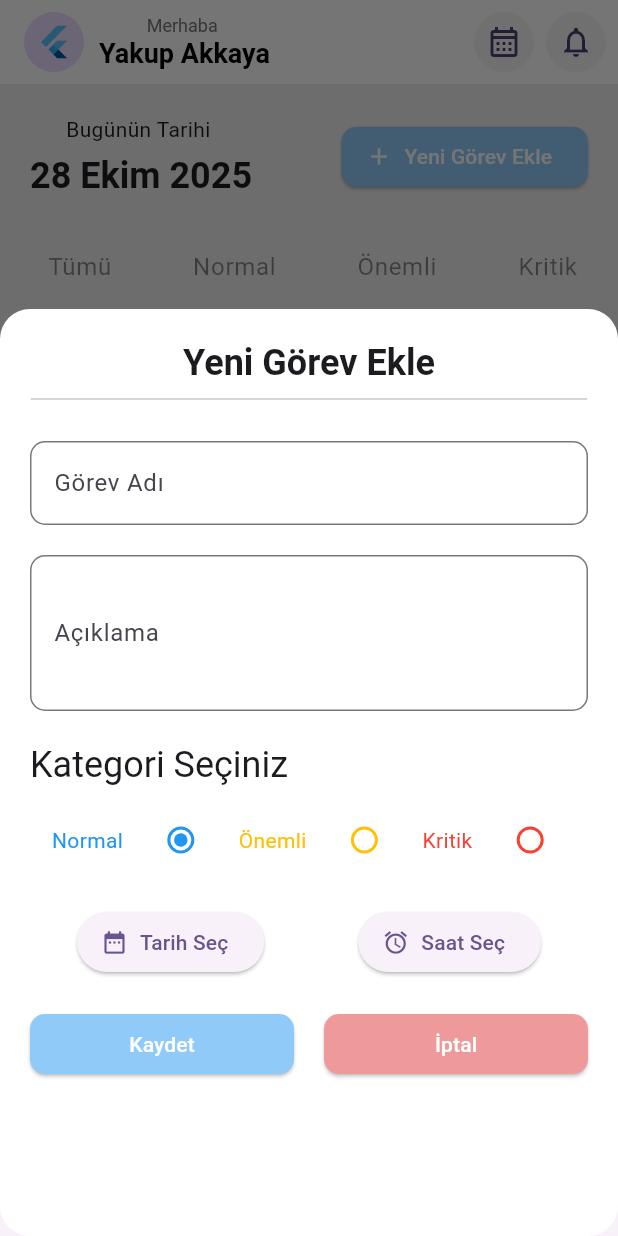
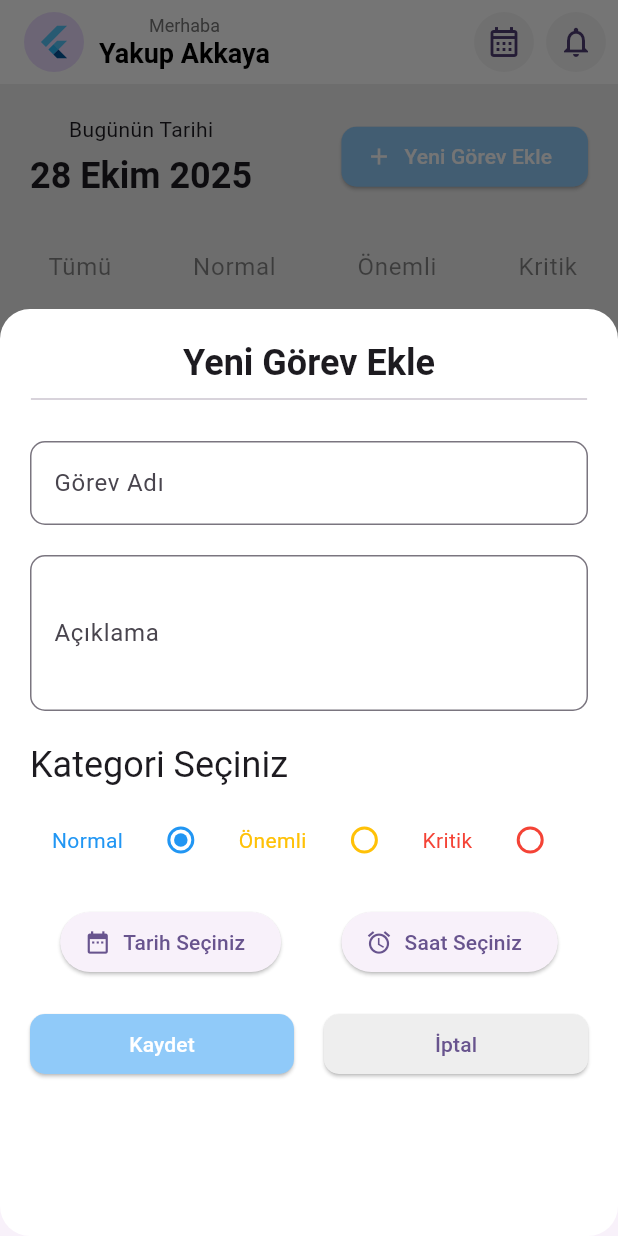
Before and after one commit to ykakkaya/todoapp-riverpod-firebase, a Flutter app: the screen it shows after launch, after a tap on "Yeni Görev Ekle", on a phone screen of 412 x 824 dp. Run offline on Flutter 3.47's test engine with Material 3 defaults, Android fonts, the phone set to English and light mode, and no system bars; our stand-ins replace flutter_datetime_picker_plus, flutter_riverpod, gap.

Commit message:
project_utils-text added

```diff
--- a/lib/main.dart
+++ b/lib/main.dart
@@ -19,7 +19,7 @@ class MyApp extends StatelessWidget {
   Widget build(BuildContext context) {
     return MaterialApp(
       debugShowCheckedModeBanner: false,
-      title: 'Flutter Demo',
+      title: 'ServissApp',
       theme: ThemeData(
         colorScheme: ColorScheme.fromSeed(seedColor: Colors.deepPurple),
       ),
--- /dev/null
+++ b/lib/utils/project_text.dart
@@ -0,0 +1,19 @@
+class ProjectText {
+  static final String greating = 'Merhaba';
+  static final String today = 'Bugünün Tarihi';
+  static final String newTask = 'Yeni Görev Ekle';
+
+  //input field labels
+  static final String taskNameLabel = 'Görev Adı';
+  static final String taskNameHint = 'İş Giriniz...';
+  static final String descriptionLabel = 'Açıklama';
+  static final String descriptionHint = 'Açıklama Giriniz...';
+  static final String categorySelect = 'Kategori Seçiniz';
+  static final String dateSelect = 'Tarih Seçiniz';
+  static final String timeSelect = 'Saat Seçiniz';
+
+  static final String savedButton = 'Kaydet';
+  static final String cancelButton = 'İptal';
+
+
+}
--- a/lib/widgets/category_area.dart
+++ b/lib/widgets/category_area.dart
@@ -9,7 +9,7 @@ class CategoryArea extends StatelessWidget {
 
   @override
   Widget build(BuildContext context) {
-    return Container(
+    return SizedBox(
       height: 50,
       child: ListView.builder(
         scrollDirection: Axis.horizontal,
--- a/lib/widgets/custom_appbar.dart
+++ b/lib/widgets/custom_appbar.dart
@@ -1,5 +1,6 @@
 import 'package:flutter/material.dart';
 import 'package:gap/gap.dart';
+import 'package:todoapp/utils/project_text.dart';
 
 class CustomAppbar extends StatefulWidget implements PreferredSizeWidget {
   final String title;
@@ -25,7 +26,7 @@ class _CustomAppbarState extends State<CustomAppbar> {
           Gap(10),
           Column(
             children: [
-              Text("Merhaba ",style: TextStyle(fontSize: 12,color: Colors.grey.shade600),),
+              Text(ProjectText.greating,style: TextStyle(fontSize: 12,color: Colors.grey.shade600),),
               Text(widget.title,style: TextStyle(fontSize: 18,fontWeight: FontWeight.bold,color: Colors.black),),
             ],
           )
--- a/lib/widgets/new_task_form.dart
+++ b/lib/widgets/new_task_form.dart
@@ -6,6 +6,7 @@ import 'package:gap/gap.dart';
 import 'package:todoapp/providers/taskProviders/category_radio_provider.dart';
 import 'package:todoapp/providers/taskProviders/task_add_date_provider.dart';
 import 'package:todoapp/utils/category_enum.dart';
+import 'package:todoapp/utils/project_text.dart';
 
 class NewTaskForm extends ConsumerWidget {
   const NewTaskForm({super.key});
@@ -29,7 +30,7 @@ class NewTaskForm extends ConsumerWidget {
           children: [
             Gap(20),
             Text(
-              "Yeni Görev Ekle",
+              ProjectText.newTask,
               style: Theme.of(
                 context,
               ).textTheme.headlineSmall?.copyWith(fontWeight: FontWeight.bold),
@@ -48,8 +49,8 @@ class NewTaskForm extends ConsumerWidget {
                   children: [
                     TextFormField(
                       decoration: InputDecoration(
-                        labelText: "Görev Adı",
-                        hintText: "İş Giriniz...",
+                        labelText: ProjectText.taskNameLabel,
+                        hintText: ProjectText.taskNameHint,
                         border: OutlineInputBorder(
                           borderRadius: BorderRadius.circular(10),
                         ),
@@ -59,8 +60,8 @@ class NewTaskForm extends ConsumerWidget {
                     TextFormField(
                       maxLines: 3,
                       decoration: InputDecoration(
-                        labelText: "Açıklama",
-                        hintText: "Açıklama Giriniz...",
+                        labelText:ProjectText.descriptionLabel,
+                        hintText: ProjectText.descriptionHint,
                         border: OutlineInputBorder(
                           borderRadius: BorderRadius.circular(10),
                         ),
@@ -68,7 +69,7 @@ class NewTaskForm extends ConsumerWidget {
                     ),
                     Gap(20),
                     Text(
-                      "Kategori Seçiniz",
+                      ProjectText.categorySelect,
                       style: Theme.of(context).textTheme.headlineSmall,
                     ),
                     Gap(10),
@@ -111,7 +112,7 @@ class NewTaskForm extends ConsumerWidget {
                               minTime: DateTime(2020, 1, 1),
                            currentTime: DateTime.now(),
                             locale: LocaleType.tr);
-                            }, label: Text("Tarih Seç",), icon: Icon(Icons.date_range)),
+                            }, label: Text(ProjectText.dateSelect,), icon: Icon(Icons.date_range)),
                         //Saat Seçici Butonu
                            ElevatedButton.icon(onPressed: (){
                               DatePicker.showTimePicker(context,
@@ -119,7 +120,7 @@ class NewTaskForm extends ConsumerWidget {
                               locale: LocaleType.tr
                               );
 
-                           }, label: Text("Saat Seç",), icon: Icon(Icons.alarm)),
+                           }, label: Text(ProjectText.timeSelect), icon: Icon(Icons.alarm)),
 
 
                       ],
@@ -131,15 +132,15 @@ class NewTaskForm extends ConsumerWidget {
                           child: ElevatedButton(
 
                             onPressed: () {},
-                            child: Text(
-                              "Kaydet",
-                              style: TextStyle(color: Colors.white),
-                            ),
                             style: ElevatedButton.styleFrom(
                               backgroundColor: Colors.blue.shade200,
                               shape: RoundedRectangleBorder(
                                 borderRadius: BorderRadius.circular(10),
                               ),
+                            ),
+                            child: Text(
+                              ProjectText.savedButton,
+                              style: TextStyle(color: Colors.white),
                             ),
                           ),
                         ),
@@ -148,15 +149,14 @@ class NewTaskForm extends ConsumerWidget {
                            child: ElevatedButton(
                                                  onPressed: () {
                                                  },
-                                                 child: Text(
-                                                   "İptal",
-                                                   style: TextStyle(color: Colors.white),
-                                                 ),
                                                  style: ElevatedButton.styleFrom(
-                                                   backgroundColor: Colors.red.shade200,
+                                                   backgroundColor: Colors.grey.shade200,
                                                    shape: RoundedRectangleBorder(
                             borderRadius: BorderRadius.circular(10),
                                                    ),
+                                                 ),
+                                                 child: Text(
+                                                   ProjectText.cancelButton,
                                                  ),
                                                ),
                          ),
--- a/lib/widgets/task_top_area.dart
+++ b/lib/widgets/task_top_area.dart
@@ -1,6 +1,7 @@
 import 'package:flutter/material.dart';
 import 'package:gap/gap.dart';
 import 'package:intl/intl.dart';
+import 'package:todoapp/utils/project_text.dart';
 import 'package:todoapp/widgets/new_task_form.dart';
 
 class TaskTopArea extends StatelessWidget {
@@ -15,7 +16,7 @@ class TaskTopArea extends StatelessWidget {
       children: [
         Column(
           children: [
-            Text("Bugünün Tarihi "),
+            Text(ProjectText.today),
             Gap(5),
             Text(
               DateFormat('d MMMM yyyy','tr').format(DateTime.now()),
@@ -29,7 +30,7 @@ class TaskTopArea extends StatelessWidget {
             context: context, builder: (context){
             return NewTaskForm();
           });
-        }, label: Text("Yeni Görev Ekle",style: TextStyle(color: Colors.white),), icon: Icon(Icons.add,color: Colors.white,),
+        }, label: Text(ProjectText.newTask,style: TextStyle(color: Colors.white),), icon: Icon(Icons.add,color: Colors.white,),
         style: ElevatedButton.styleFrom(
           backgroundColor: Colors.blue.shade200,
           shape: RoundedRectangleBorder(
```
